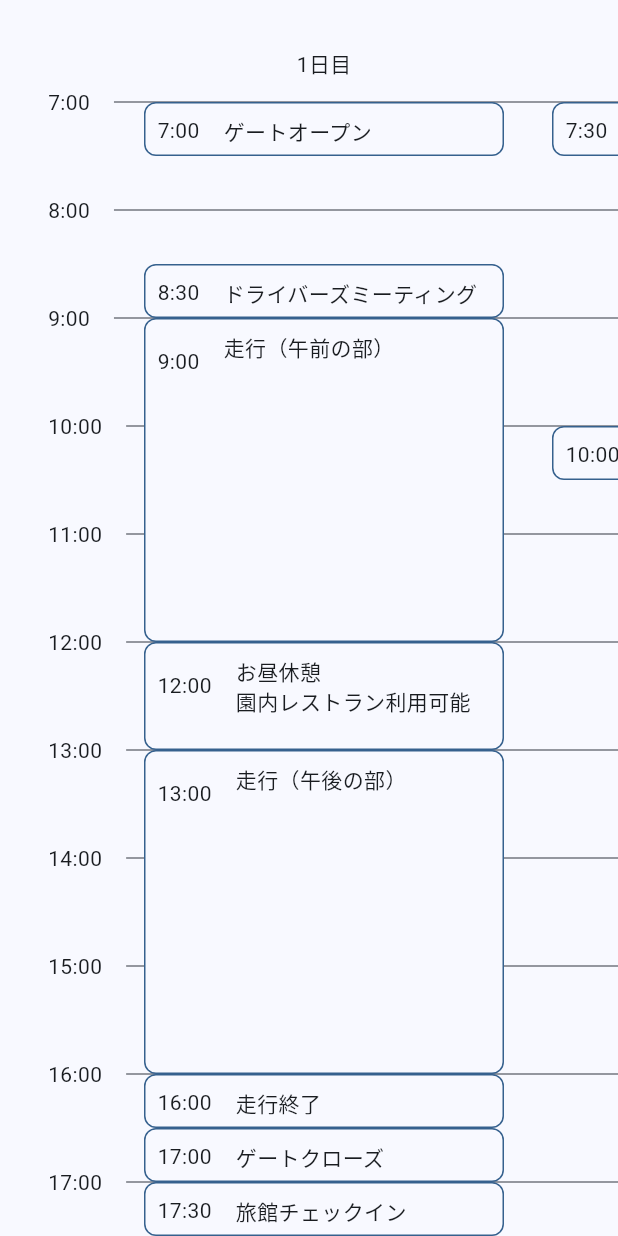
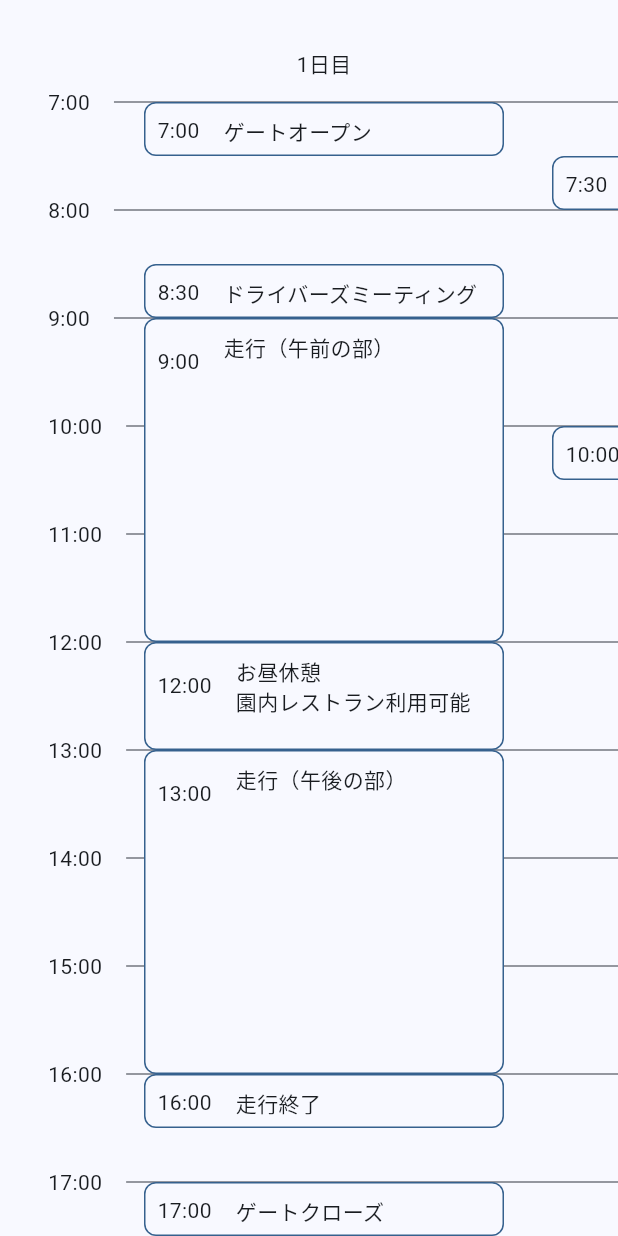
Before and after one commit to tegetege/tegezumi-soukoukai, a Flutter app: the TimetablePage widget shown alone on an empty page, opened directly, on a phone screen of 412 x 824 dp. Run offline on Flutter 3.47's test engine with Material 2 defaults, Android fonts, the phone set to English and light mode, and no system bars; our stand-ins replace flutter_hooks, google_fonts; missing offline and left inert: webviewx_plus.

Commit message:
fix timetable

```diff
--- a/lib/timetable_page.dart
+++ b/lib/timetable_page.dart
@@ -42,6 +42,7 @@ class TimetablePage extends StatelessWidget {
                         label: '走行（午後の部）',
                         text: ''),
                     Event(height: 36, time: '16:00', label: '走行終了', text: ''),
+                    SizedBox(height: 36 * 1),
                     Event(
                         height: 36, time: '17:00', label: 'ゲートクローズ', text: ''),
                     Event(
@@ -57,8 +58,9 @@ class TimetablePage extends StatelessWidget {
                 child: Column(
                   children: [
                     SizedBox(height: 36, child: Text('2日目')),
+                    SizedBox(height: 36 * 1),
                     Event(height: 36, time: '7:30', label: '朝食', text: ''),
-                    SizedBox(height: 36 * 5),
+                    SizedBox(height: 36 * 4),
                     Event(
                         height: 36, time: '10:00', label: 'チェックアウト', text: ''),
                   ],
```
